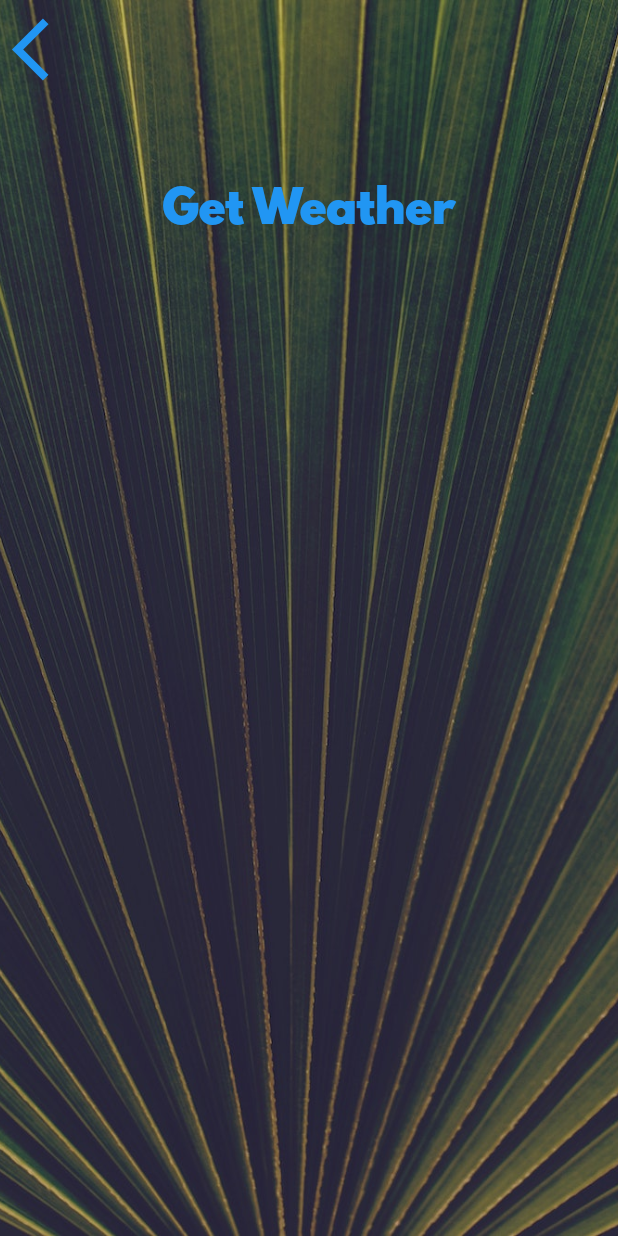
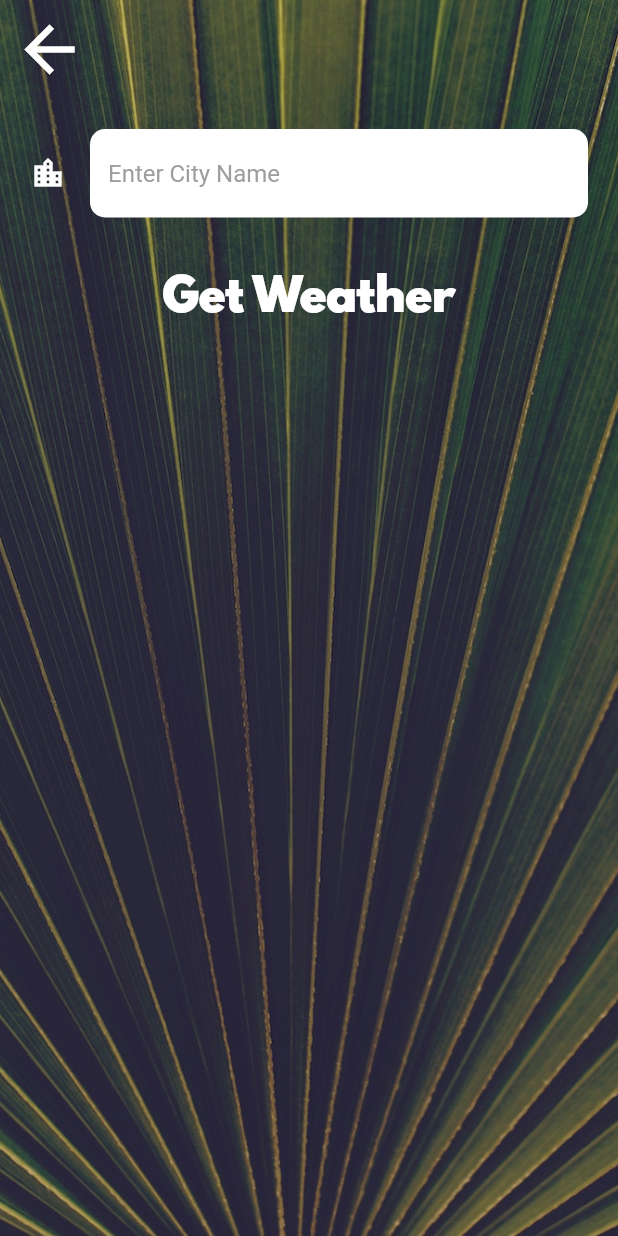
Before and after one commit to Jayakrishnan-manoj/Clima-App, a Flutter app: the CityScreen screen opened directly, on a phone screen of 412 x 824 dp. Run offline on Flutter 3.47's test engine with Material 2 defaults, Android fonts, the phone set to English and light mode, and no system bars; our stand-ins replace flutter_spinkit, geolocator; network calls fail.

Commit message:
completed the app

```diff
--- a/lib/screens/city_screen.dart
+++ b/lib/screens/city_screen.dart
@@ -7,6 +7,7 @@ class CityScreen extends StatefulWidget {
 }
 
 class _CityScreenState extends State<CityScreen> {
+  TextEditingController _textEditingController = TextEditingController();
   @override
   Widget build(BuildContext context) {
     return Scaffold(
@@ -24,22 +25,33 @@ class _CityScreenState extends State<CityScreen> {
               Align(
                 alignment: Alignment.topLeft,
                 child: TextButton(
-                  onPressed: () {},
-                  child: Icon(
-                    Icons.arrow_back_ios,
+                  onPressed: () {
+                    Navigator.pop(context);
+                  },
+                  child: const Icon(
+                    Icons.arrow_back,
+                    color: Colors.white,
                     size: 50.0,
                   ),
                 ),
               ),
               Container(
                 padding: EdgeInsets.all(20.0),
-                child: null,
+                child: TextField(
+                  controller: _textEditingController,
+                  style: const TextStyle(
+                    color: Colors.black,
+                  ),
+                  decoration: kTextFieldDecoration,
+                ),
               ),
               TextButton(
-                onPressed: () {},
+                onPressed: () {
+                  Navigator.pop(context,_textEditingController.text);
+                },
                 child: Text(
                   'Get Weather',
-                  style: kButtonTextStyle,
+                  style: kButtonTextStyle.copyWith(color: Colors.white),
                 ),
               ),
             ],
--- a/lib/utilities/constants.dart
+++ b/lib/utilities/constants.dart
@@ -2,7 +2,7 @@ import 'package:flutter/material.dart';
 
 const kTempTextStyle = TextStyle(
   fontFamily: 'Spartan MB',
-  fontSize: 100.0,
+  fontSize: 90.0,
 );
 
 const kMessageTextStyle = TextStyle(
@@ -16,5 +16,24 @@ const kButtonTextStyle = TextStyle(
 );
 
 const kConditionTextStyle = TextStyle(
-  fontSize: 100.0,
+  fontSize: 60.0,
 );
+
+const kTextFieldDecoration = InputDecoration(
+  filled: true,
+  fillColor: Colors.white,
+  icon: Icon(
+    Icons.location_city,
+    color: Colors.white,
+  ),
+  hintText: 'Enter City Name',
+  hintStyle: TextStyle(
+    color: Colors.grey,
+  ),
+  border: OutlineInputBorder(
+    borderRadius: BorderRadius.all(
+      Radius.circular(10.0),
+    ),
+    borderSide: BorderSide.none,
+  ),
+);
```
Also changed, not shown: lib/screens/loading_screen.dart (+46 -29 lines), lib/screens/location_screen.dart (+62 -9 lines), lib/services/location.dart (+36 -0 lines), lib/services/networking.dart (+21 -0 lines), lib/services/weather.dart (+24 -0 lines), pubspec.yaml (+2 -6 lines), pubspec.lock.
